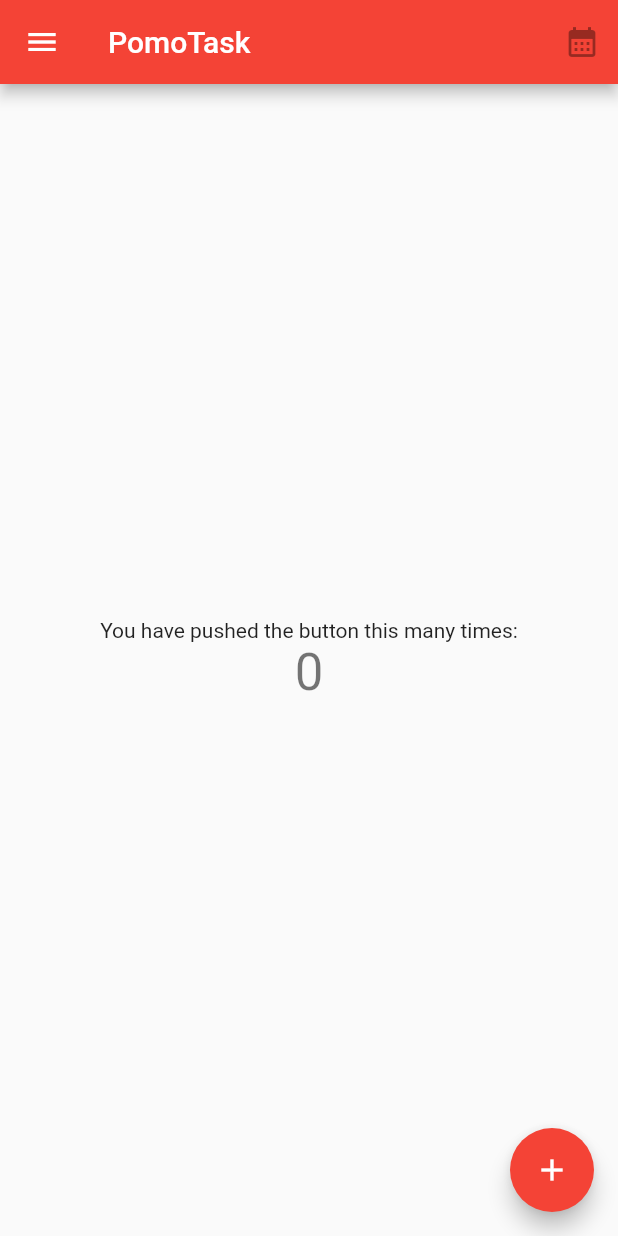
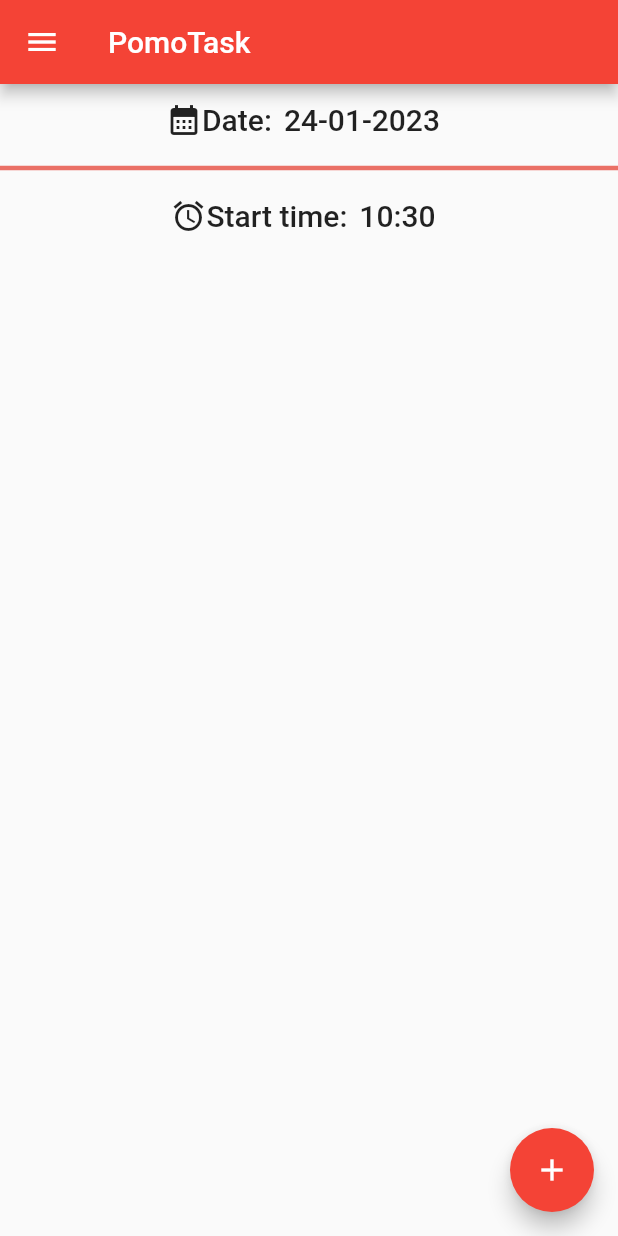
Before and after one commit to LukaszReszka/PomoTask, a Flutter app: the MainScreen screen opened directly with empty values, in the side drawer, after a tap on the "add" icon, on a phone screen of 412 x 824 dp. Run offline on Flutter 3.47's test engine with Material 2 defaults, Android fonts, the phone set to English and light mode, and no system bars; our stand-ins replace flutter_datetime_picker, flutter_signin_button, get_it, google_sign_in, shared_preferences; missing offline and left inert: extension_google_sign_in_as_googleapis_auth, googleapis; accounts and stored records are empty.

Commit message:
Added pickers

```diff
--- a/lib/constants.dart
+++ b/lib/constants.dart
@@ -1,3 +1,10 @@
+import 'package:flutter/material.dart';
+
 const int pomodoroTime = 25;
 const int longBreakTime = 15;
 const int shortBreakTime = 5;
+
+const majorColor = Colors.red;
+const minorColor = Color(0xffea7066);
+const backgroundColor = Colors.white;
+const pathToLogo = 'assets/images/tomato.png';
--- /dev/null
+++ b/lib/date_picker.dart
@@ -0,0 +1,34 @@
+import 'package:flutter/material.dart';
+import 'package:flutter_datetime_picker/flutter_datetime_picker.dart';
+import 'package:intl/intl.dart';
+
+class DateChooser extends StatefulWidget {
+  const DateChooser({super.key, required this.replaceTaskList});
+
+  final VoidCallback replaceTaskList;
+
+  @override
+  State<DateChooser> createState() => _DateChooserState();
+}
+
+class _DateChooserState extends State<DateChooser> {
+  var _chosenDate = DateTime.now();
+
+  @override
+  Widget build(BuildContext context) {
+    return Row(mainAxisAlignment: MainAxisAlignment.center, children: [
+      const Icon(Icons.calendar_month),
+      Text('Date:', style: Theme.of(context).textTheme.headline6),
+      TextButton(
+          onPressed: () {
+            DatePicker.showDatePicker(context, onConfirm: (date) {
+              setState(() {
+                _chosenDate = date;
+              });
+            }, currentTime: _chosenDate);
+          },
+          child: Text(DateFormat('dd-MM-yyy').format(_chosenDate),
+              style: Theme.of(context).textTheme.headline6))
+    ]);
+  }
+}
--- a/lib/main_screen.dart
+++ b/lib/main_screen.dart
@@ -1,8 +1,11 @@
 import 'package:flutter/material.dart';
 import 'package:get_it/get_it.dart';
 import 'package:pomo_task/time_settings_drawer.dart';
+import 'package:pomo_task/todo_list.dart';
 
 import 'calendar_client.dart';
+import 'constants.dart';
+import 'date_picker.dart';
 
 class MainScreen extends StatefulWidget {
   const MainScreen({super.key, required this.setNotLoggedInState});
@@ -21,24 +24,17 @@ class _MainScreenState extends State<MainScreen> {
     return Scaffold(
         appBar: AppBar(
           title: const Text('PomoTask'),
-          actions: const [
-            IconButton(
-              icon: Icon(Icons.calendar_month),
-              onPressed: null,
-            )
-          ],
         ),
         body: Center(
           child: Column(
-            mainAxisAlignment: MainAxisAlignment.center,
+            mainAxisAlignment: MainAxisAlignment.start,
             children: <Widget>[
-              const Text(
-                'You have pushed the button this many times:',
+              DateChooser(replaceTaskList: nothing), //TODO metoda GroupLists
+              const Divider(
+                color: minorColor,
+                thickness: 3,
               ),
-              Text(
-                '$_counter',
-                style: Theme.of(context).textTheme.headline4,
-              ),
+              const TodoList(),
             ],
           ),
         ),
@@ -52,7 +48,10 @@ class _MainScreenState extends State<MainScreen> {
         ));
   }
 
-  void _incrementCounter() {
+  Future<void> _incrementCounter() async {
+    await GetIt.instance
+        .get<CalendarClient>()
+        .addEvent('Test', '2023-01-23 23:15', '2023-01-23 23:30', 1, 2);
     setState(() {
       _counter++;
     });
@@ -62,4 +61,8 @@ class _MainScreenState extends State<MainScreen> {
     await GetIt.instance.get<CalendarClient>().logout();
     widget.setNotLoggedInState();
   }
+
+  nothing() {
+    return;
+  }
 }
--- a/lib/time_settings_drawer.dart
+++ b/lib/time_settings_drawer.dart
@@ -47,7 +47,7 @@ class TimeSettingsDrawer extends StatelessWidget {
             height: 10,
           ),
           const Divider(
-            color: Color(0xffea7066),
+            color: minorColor,
             thickness: 3,
           ),
           const SizedBox(
@@ -56,10 +56,10 @@ class TimeSettingsDrawer extends StatelessWidget {
           Center(
               child: CircleAvatar(
                   radius: 78,
-                  backgroundColor: const Color(0xffea7066),
+                  backgroundColor: minorColor,
                   child: CircleAvatar(
                     radius: 75,
-                    backgroundColor: const Color(0xffea7066),
+                    backgroundColor: minorColor,
                     foregroundImage: NetworkImage(
                         GetIt.instance.get<CalendarClient>().getUserPhoto()),
                   ))),
@@ -81,8 +81,8 @@ class TimeSettingsDrawer extends StatelessWidget {
             style: TextButton.styleFrom(
               textStyle:
                   const TextStyle(fontSize: 15, fontWeight: FontWeight.bold),
-              foregroundColor: Colors.white,
-              backgroundColor: const Color(0xffea7066),
+              foregroundColor: backgroundColor,
+              backgroundColor: minorColor,
             ),
             onPressed: logoutAction,
             child: const Text('Sign out'),
@@ -95,7 +95,7 @@ class TimeSettingsDrawer extends StatelessWidget {
   DrawerHeader _getDrawerHeader(BuildContext context) {
     return DrawerHeader(
       decoration: const BoxDecoration(
-        color: Color(0xffea7066),
+        color: minorColor,
       ),
       child: Stack(
         alignment: Alignment.center,
@@ -103,7 +103,7 @@ class TimeSettingsDrawer extends StatelessWidget {
           Positioned(
             top: 0,
             child: Image.asset(
-              'assets/images/tomato.png',
+              pathToLogo,
               height: 100,
             ),
           ),
@@ -117,12 +117,12 @@ class TimeSettingsDrawer extends StatelessWidget {
                   onPressed: () => Navigator.pop(context),
                   icon: const Icon(
                     Icons.arrow_back,
-                    color: Colors.white,
+                    color: backgroundColor,
                   ),
                 ),
                 const Text(
                   "Settings",
-                  style: TextStyle(color: Colors.white, fontSize: 20),
+                  style: TextStyle(color: backgroundColor, fontSize: 20),
                 ),
               ],
             ),
--- /dev/null
+++ b/lib/todo_list.dart
@@ -0,0 +1,36 @@
+import 'package:flutter/material.dart';
+import 'package:flutter_datetime_picker/flutter_datetime_picker.dart';
+import 'package:intl/intl.dart';
+
+class TodoList extends StatefulWidget {
+  const TodoList({super.key}); //TODO callback by ogarnąć listę
+
+  @override
+  State<TodoList> createState() => _TodoListState();
+}
+
+class _TodoListState extends State<TodoList> {
+  var _chosenStartTime = DateTime.now();
+
+  @override
+  Widget build(BuildContext context) {
+    return _getTodoListHeader();
+  }
+
+  Row _getTodoListHeader() {
+    return Row(mainAxisAlignment: MainAxisAlignment.center, children: [
+      const Icon(Icons.access_alarm),
+      Text('Start time:', style: Theme.of(context).textTheme.headline6),
+      TextButton(
+          onPressed: () {
+            DatePicker.showTimePicker(context, onConfirm: (date) {
+              setState(() {
+                _chosenStartTime = date;
+              });
+            }, currentTime: _chosenStartTime, showSecondsColumn: false);
+          },
+          child: Text(DateFormat('HH:mm').format(_chosenStartTime),
+              style: Theme.of(context).textTheme.headline6)),
+    ]);
+  }
+}
--- a/pubspec.yaml
+++ b/pubspec.yaml
@@ -7,13 +7,16 @@ environment:
   sdk: '>=2.18.4 <3.0.0'
 
 dependencies:
+  extension_google_sign_in_as_googleapis_auth: ^2.0.7
   flutter:
     sdk: flutter
+  flutter_datetime_picker: ^1.5.1
   flutter_launcher_icons: ^0.11.0
   flutter_signin_button: ^2.0.0
   get_it: ^7.2.0
   google_sign_in: ^5.4.3
   googleapis: ^10.0.0
+  intl: ^0.18.0
   shared_preferences: ^2.0.15
 
 dev_dependencies:
```
Also changed, not shown: lib/calendar_client.dart (+45 -36 lines), lib/loading_screen.dart (+5 -4 lines), lib/login_screen.dart (+4 -3 lines), lib/main.dart (+12 -10 lines), lib/task.dart (added, +13 -0 lines), pubspec.lock.
